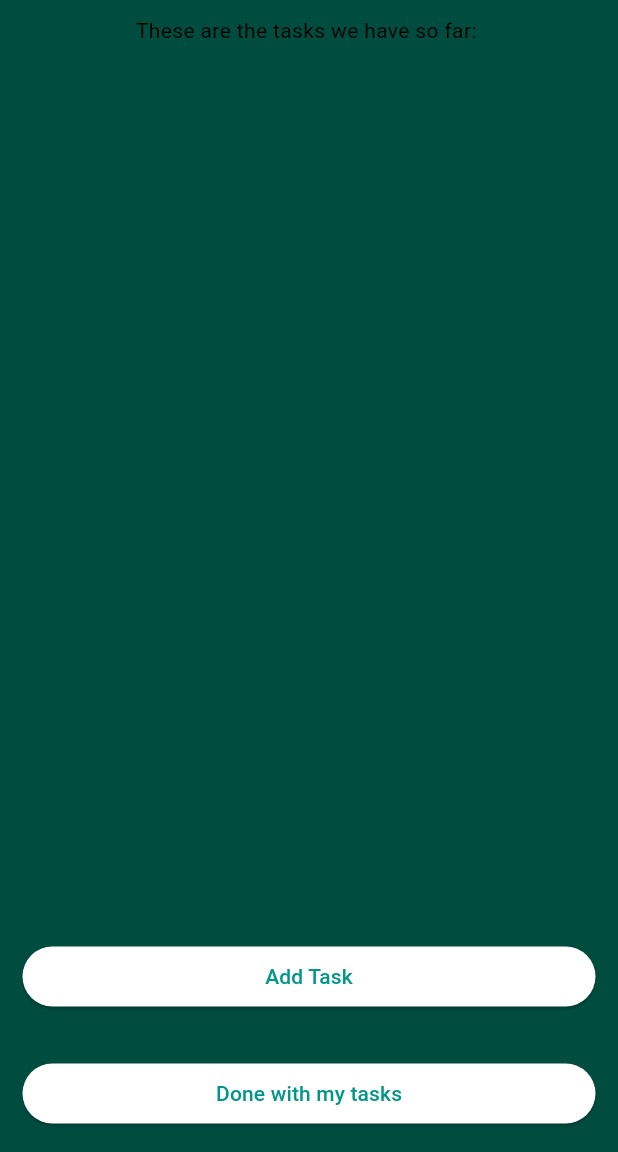
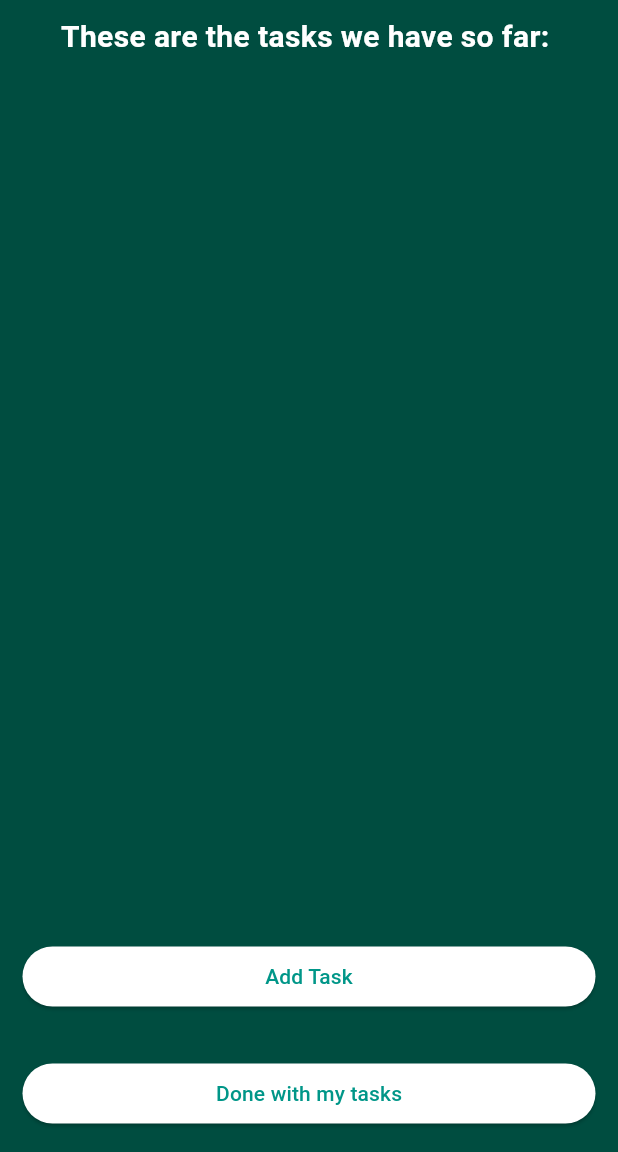
Before and after one commit to R1tMah/Schedule_Maker, a Flutter app: the TaskPage screen opened directly, on a phone screen of 412 x 824 dp, the part 84-1236 px from its top. Run offline on Flutter 3.47's test engine with Material 3 defaults, Android fonts, the phone set to English and light mode, and no system bars; our stand-ins replace shared_preferences, sqflite, table_calendar; missing offline and left inert: time_planner, time_range; accounts and stored records are empty.

Commit message:
made settings buttons look better

```diff
--- a/lib/schedule/taskpage.dart
+++ b/lib/schedule/taskpage.dart
@@ -34,7 +34,11 @@ class TaskPageState extends State<TaskPage> {
           Padding(
             padding: EdgeInsets.all(10.0),
             child: Center(
-              child: Text("These are the tasks we have so far: "),
+              child: Text("These are the tasks we have so far: ",  style: TextStyle(
+                color: Colors.white,
+                fontSize: 20.0,
+                fontWeight: FontWeight.bold,),
+              )
             ),
           ),
           Expanded(
```
